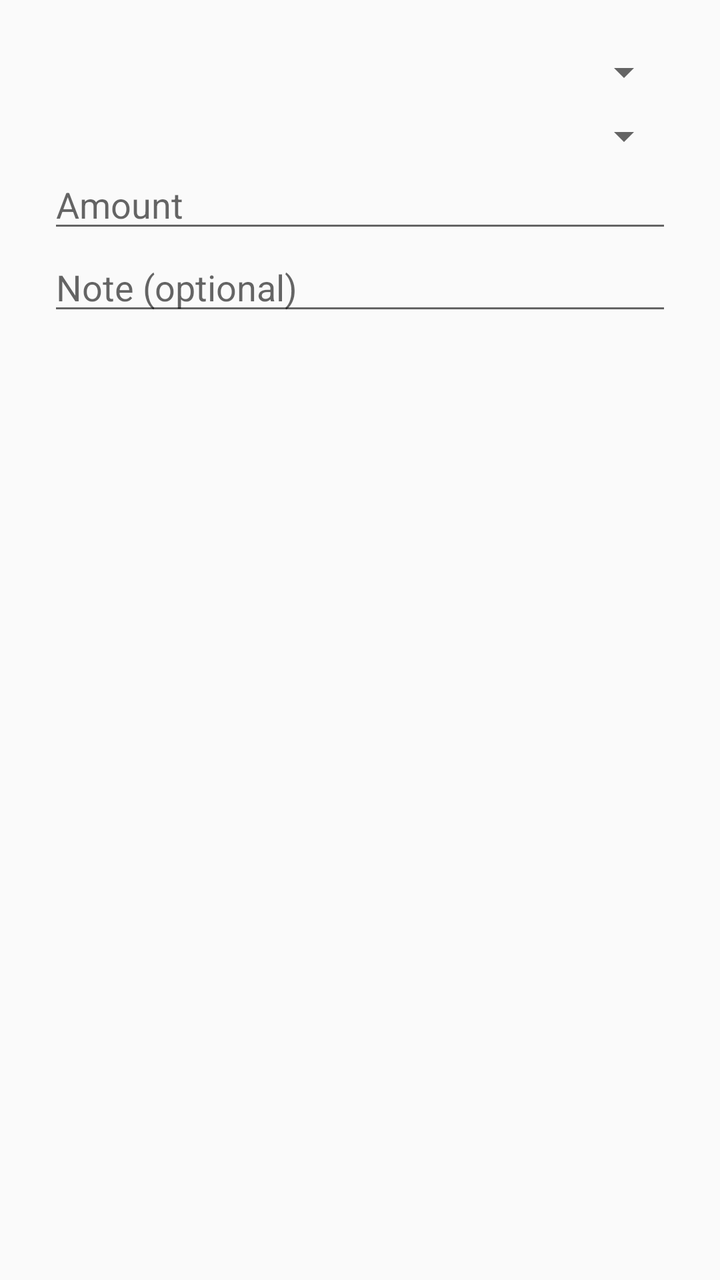
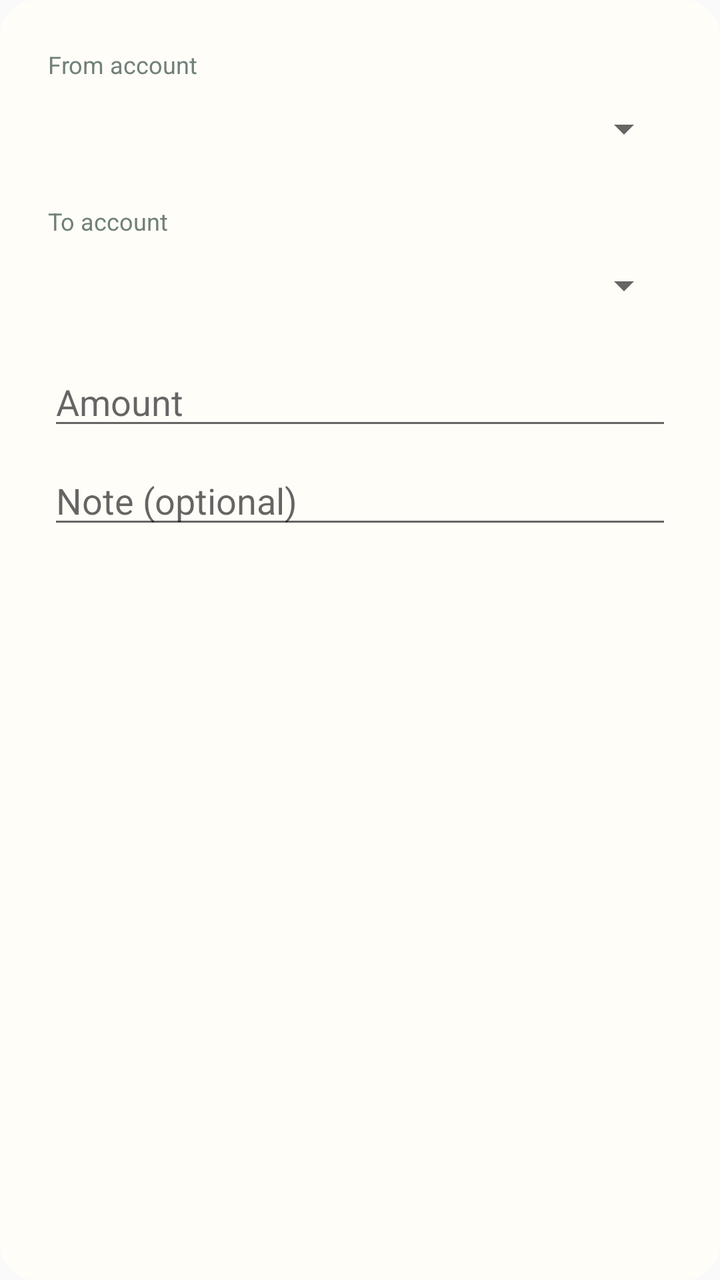

Screens rendered from an Android XML layout before and after an edit, with the pre-edit source and the edit as a unified diff.
<!-- AndroidManifest.xml: application theme Theme.App -->
<!-- res/layout/dialog_add_transfer.xml -->
<?xml version="1.0" encoding="utf-8"?>
<LinearLayout xmlns:android="http://schemas.android.com/apk/res/android"
    android:layout_width="match_parent" android:layout_height="wrap_content"
    android:orientation="vertical" android:padding="24dp">
    <Spinner android:id="@+id/transfer_from_account" android:layout_width="match_parent" android:layout_height="wrap_content" />
    <Spinner android:id="@+id/transfer_to_account" android:layout_width="match_parent" android:layout_height="wrap_content" android:layout_marginTop="8dp" />
    <EditText android:id="@+id/transfer_amount" android:layout_width="match_parent" android:layout_height="wrap_content" android:hint="@string/transfer_amount" android:inputType="numberDecimal" />
    <EditText android:id="@+id/transfer_note" android:layout_width="match_parent" android:layout_height="wrap_content" android:hint="@string/transfer_note" android:inputType="text" />
</LinearLayout>
<!-- resources referenced by this layout -->
<resources>
  <string name="transfer_amount">Amount</string>
  <string name="transfer_note">Note (optional)</string>
  <style name="Theme.App" parent="android:Theme.Material.Light.NoActionBar">
          <item name="android:colorPrimary">@color/primary</item>
          <item name="android:colorAccent">@color/lumen_accent</item>
          <item name="android:windowLightStatusBar">true</item>
          <item name="android:statusBarColor">@color/lumen_background</item>
          <item name="android:navigationBarColor">@color/lumen_background</item>
          <item name="android:windowLightNavigationBar">true</item>
      </style>
  <color name="primary">#087F6D</color>
  <color name="lumen_accent">#176B55</color>
  <color name="lumen_background">#F4F1EA</color>
</resources>

<!-- the commit's change to res/layout/dialog_add_transfer.xml (unified diff, before → after) -->
@@ -1,9 +1,9 @@
 <?xml version="1.0" encoding="utf-8"?>
-<LinearLayout xmlns:android="http://schemas.android.com/apk/res/android"
-    android:layout_width="match_parent" android:layout_height="wrap_content"
-    android:orientation="vertical" android:padding="24dp">
-    <Spinner android:id="@+id/transfer_from_account" android:layout_width="match_parent" android:layout_height="wrap_content" />
-    <Spinner android:id="@+id/transfer_to_account" android:layout_width="match_parent" android:layout_height="wrap_content" android:layout_marginTop="8dp" />
-    <EditText android:id="@+id/transfer_amount" android:layout_width="match_parent" android:layout_height="wrap_content" android:hint="@string/transfer_amount" android:inputType="numberDecimal" />
-    <EditText android:id="@+id/transfer_note" android:layout_width="match_parent" android:layout_height="wrap_content" android:hint="@string/transfer_note" android:inputType="text" />
+<LinearLayout xmlns:android="http://schemas.android.com/apk/res/android" android:layout_width="match_parent" android:layout_height="wrap_content" android:background="@drawable/action_tile_background" android:orientation="vertical" android:padding="24dp">
+    <TextView android:layout_width="wrap_content" android:layout_height="wrap_content" android:text="@string/transfer_from" android:textColor="@color/lumen_muted" android:textSize="12sp" />
+    <Spinner android:id="@+id/transfer_from_account" android:layout_width="match_parent" android:layout_height="48dp" />
+    <TextView android:layout_width="wrap_content" android:layout_height="wrap_content" android:layout_marginTop="14dp" android:text="@string/transfer_to" android:textColor="@color/lumen_muted" android:textSize="12sp" />
+    <Spinner android:id="@+id/transfer_to_account" android:layout_width="match_parent" android:layout_height="48dp" />
+    <EditText android:id="@+id/transfer_amount" android:layout_width="match_parent" android:layout_height="wrap_content" android:layout_marginTop="12dp" android:hint="@string/transfer_amount" android:inputType="numberDecimal" android:singleLine="true" />
+    <EditText android:id="@+id/transfer_note" android:layout_width="match_parent" android:layout_height="wrap_content" android:layout_marginTop="8dp" android:hint="@string/transfer_note" android:inputType="text" android:singleLine="true" />
 </LinearLayout>
<!-- resource entries referenced after the edit -->
@@ -1,16 +1,26 @@
 <!-- resources referenced by this layout -->
 <resources>
+  <color name="lumen_muted">#718078</color>
+  <!-- drawable action_tile_background (drawable) -->
+  <?xml version="1.0" encoding="utf-8"?>
+  <shape xmlns:android="http://schemas.android.com/apk/res/android">
+      <solid android:color="@color/lumen_surface" />
+      <corners android:radius="@dimen/card_radius" />
+  </shape>
   <string name="transfer_amount">Amount</string>
+  <string name="transfer_from">From account</string>
   <string name="transfer_note">Note (optional)</string>
+  <string name="transfer_to">To account</string>
   <style name="Theme.App" parent="android:Theme.Material.Light.NoActionBar">
-          <item name="android:colorPrimary">@color/primary</item>
+          <item name="android:colorPrimary">@color/lumen_accent</item>
           <item name="android:colorAccent">@color/lumen_accent</item>
           <item name="android:windowLightStatusBar">true</item>
           <item name="android:statusBarColor">@color/lumen_background</item>
-          <item name="android:navigationBarColor">@color/lumen_background</item>
+          <item name="android:navigationBarColor">@color/lumen_surface</item>
           <item name="android:windowLightNavigationBar">true</item>
       </style>
-  <color name="primary">#087F6D</color>
+  <color name="lumen_surface">#FFFDF8</color>
+  <dimen name="card_radius">18dp</dimen>
   <color name="lumen_accent">#176B55</color>
   <color name="lumen_background">#F4F1EA</color>
 </resources>
